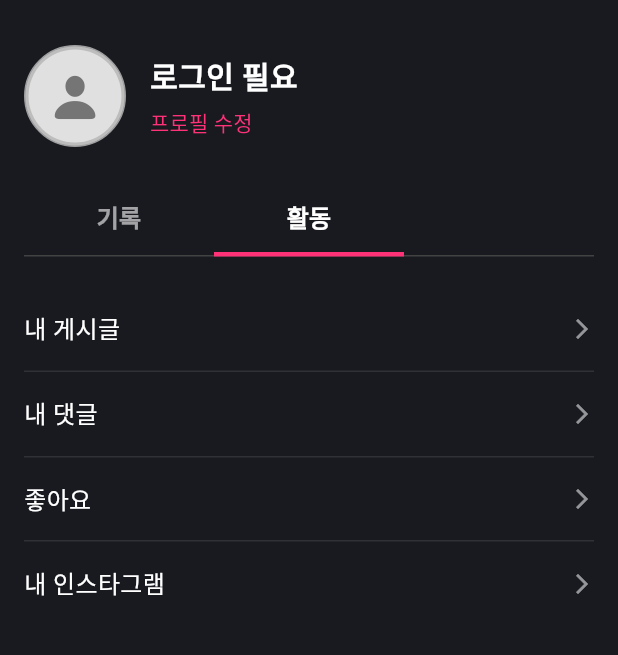
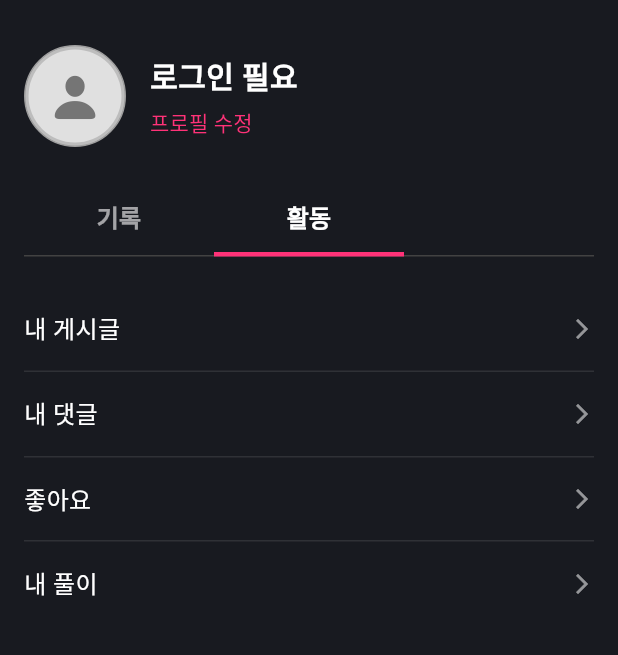
Before and after one commit to boulderside/boulderside-flutter, a Flutter app: the ProfileScreen screen opened directly, tab 2 chosen, on a phone screen of 412 x 824 dp, the part 63-718 px from its top. Run offline on Flutter 3.47's test engine with Material 3 defaults, Android fonts, the phone set to English and light mode, and no system bars; our stand-ins replace dio, flutter_native_splash, flutter_riverpod, flutter_secure_storage, font_awesome_flutter, get_it and 6 more; missing offline and left inert: flutter_naver_map, kakao_flutter_sdk_common, kakao_flutter_sdk_talk, kakao_flutter_sdk_user; accounts and stored records are empty; network calls fail; Roboto replaces fonts that are missing (Pretendard).

Commit message:
fix: 마이페이지 > 메뉴 이름 변경 (#80)

```diff
--- a/lib/src/features/mypage/presentation/screens/instagram_edit_page.dart
+++ b/lib/src/features/mypage/presentation/screens/instagram_edit_page.dart
@@ -75,7 +75,7 @@ class _InstagramEditPageState extends ConsumerState<InstagramEditPage> {
           },
         ),
         title: const Text(
-          '인스타그램 수정',
+          '내 풀이 수정',
           style: TextStyle(
             color: Colors.white,
             fontFamily: 'Pretendard',
--- a/lib/src/features/mypage/presentation/screens/my_instagrams_screen.dart
+++ b/lib/src/features/mypage/presentation/screens/my_instagrams_screen.dart
@@ -72,7 +72,7 @@ class _MyInstagramsScreenState extends ConsumerState<MyInstagramsScreen> {
           onPressed: () => Navigator.of(context).pop(),
         ),
         title: const Text(
-          '내 인스타그램',
+          '내 풀이',
           style: TextStyle(
             color: Colors.white,
             fontFamily: 'Pretendard',
@@ -336,7 +336,7 @@ class _InstagramPreviewCardState extends State<_InstagramPreviewCard> {
               ),
               const SizedBox(width: 8),
               const Text(
-                '인스타그램 게시글',
+                '연결된 인스타그램 게시글',
                 style: TextStyle(
                   color: Colors.white,
                   fontFamily: 'Pretendard',
--- a/lib/src/features/mypage/presentation/screens/profile_screen.dart
+++ b/lib/src/features/mypage/presentation/screens/profile_screen.dart
@@ -118,7 +118,7 @@ class _ProfileScreenState extends ConsumerState<ProfileScreen>
                   onTap: () => _openMyLikes(context),
                 ),
                 _ProfileMenuItemData(
-                  label: '내 인스타그램',
+                  label: '내 풀이',
                   onTap: () => _openMyInstagrams(context),
                 ),
               ],
```
